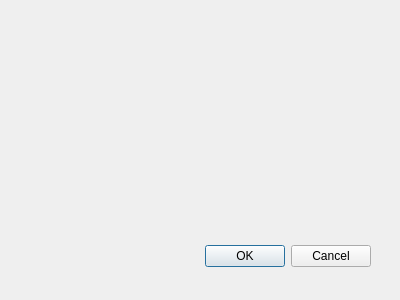
Above: Linpop/downloadwindow.ui from BAKFR/linpop before the change. Below: the same form after it.
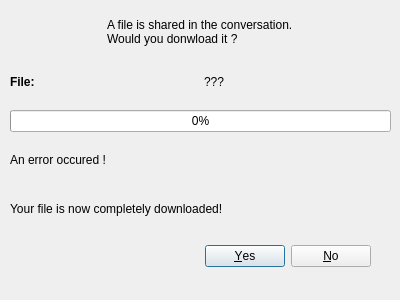
That is the form after the change.

```diff
--- a/Linpop/downloadwindow.ui
+++ b/Linpop/downloadwindow.ui
@@ -28,9 +28,74 @@
     <enum>Qt::Horizontal</enum>
    </property>
    <property name="standardButtons">
-    <set>QDialogButtonBox::Cancel|QDialogButtonBox::Ok</set>
+    <set>QDialogButtonBox::No|QDialogButtonBox::Yes</set>
    </property>
   </widget>
+  <widget class="QWidget" name="verticalLayoutWidget">
+   <property name="geometry">
+    <rect>
+     <x>10</x>
+     <y>10</y>
+     <width>381</width>
+     <height>221</height>
+    </rect>
+   </property>
+   <layout class="QVBoxLayout" name="verticalLayout">
+    <item alignment="Qt::AlignHCenter">
+     <widget class="QLabel" name="label_question">
+      <property name="text">
+       <string>A file is shared in the conversation.
+Would you donwload it ?</string>
+      </property>
+     </widget>
+    </item>
+    <item>
+     <layout class="QHBoxLayout" name="horizontalLayout">
+      <item>
+       <widget class="QLabel" name="label">
+        <property name="font">
+         <font>
+          <weight>75</weight>
+          <bold>true</bold>
+         </font>
+        </property>
+        <property name="text">
+         <string>File:</string>
+        </property>
+       </widget>
+      </item>
+      <item>
+       <widget class="QLabel" name="label_fileName">
+        <property name="text">
+         <string>???</string>
+        </property>
+       </widget>
+      </item>
+     </layout>
+    </item>
+    <item>
+     <widget class="QProgressBar" name="progressBar">
+      <property name="value">
+       <number>0</number>
+      </property>
+     </widget>
+    </item>
+    <item>
+     <widget class="QLabel" name="label_error">
+      <property name="text">
+       <string>An error occured !</string>
+      </property>
+     </widget>
+    </item>
+    <item>
+     <widget class="QLabel" name="label_complete">
+      <property name="text">
+       <string>Your file is now completely downloaded!</string>
+      </property>
+     </widget>
+    </item>
+   </layout>
+  </widget>
  </widget>
  <pixmapfunction/>
  <resources/>
```
Left out of the diff: 21 changed lines with no effect on the pictures.
